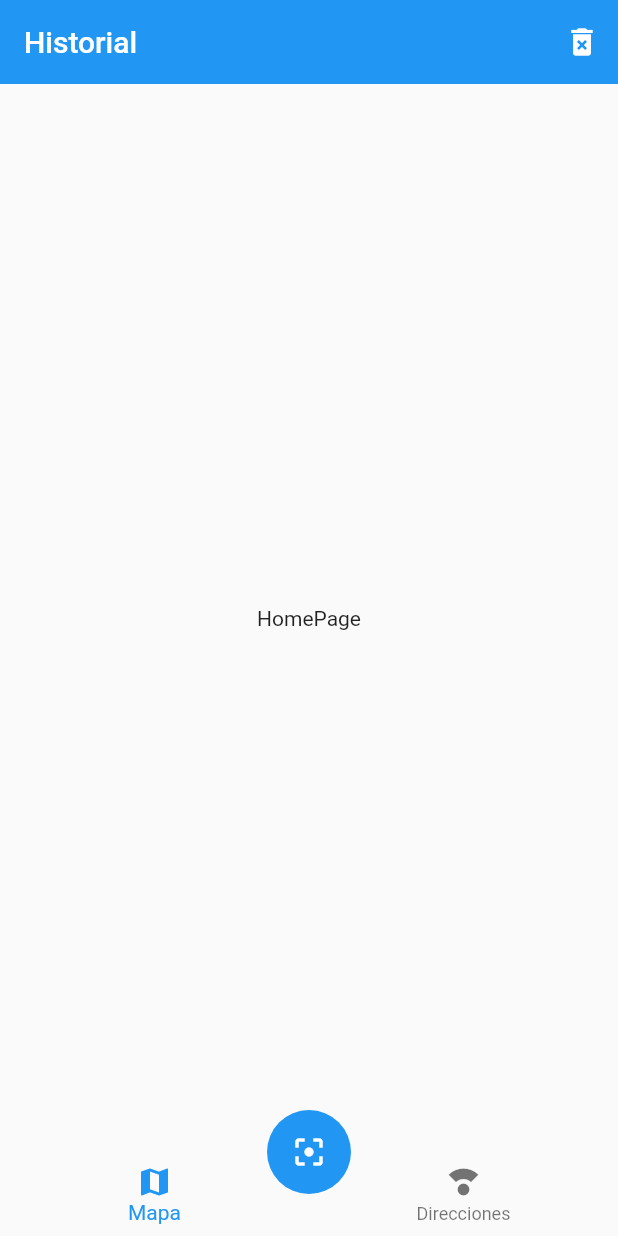
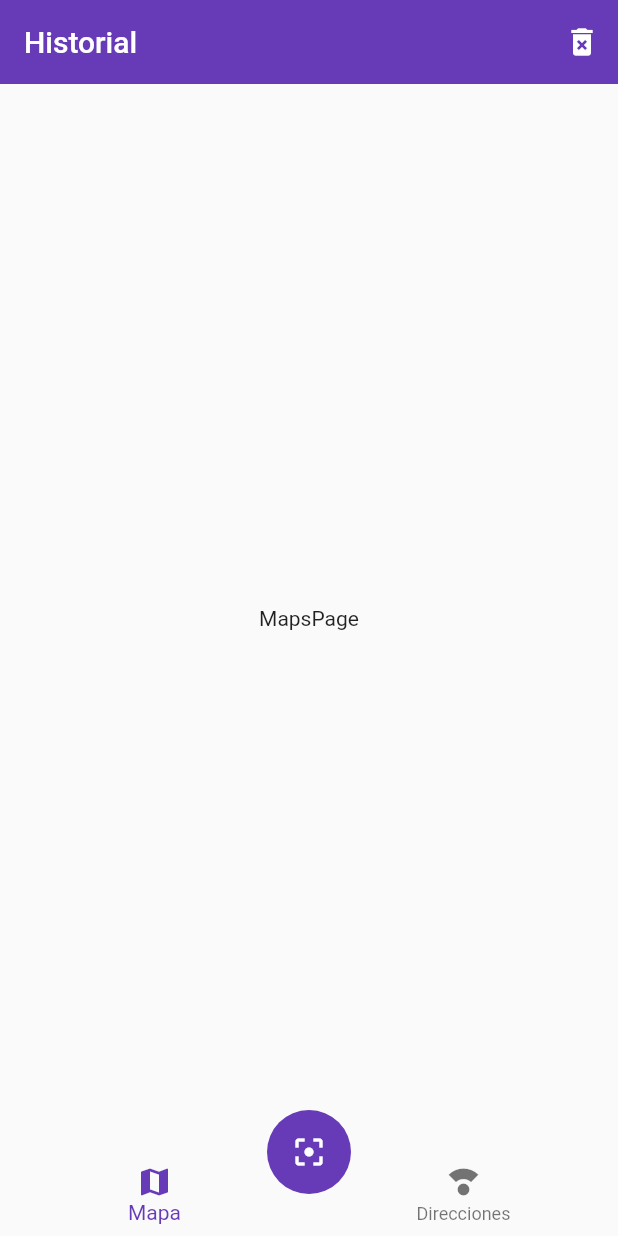
Before and after one commit to isamed92/qr-scanner-flutter, a Flutter app: the screen it shows after launch, on a phone screen of 412 x 824 dp. Run offline on Flutter 3.47's test engine with Material 2 defaults, Android fonts, the phone set to English and light mode, and no system bars.

```diff
--- a/lib/main.dart
+++ b/lib/main.dart
@@ -1,12 +1,20 @@
 import 'package:flutter/material.dart';
+import 'package:provider/provider.dart';
 import 'package:qr_reader/pages/pages.dart';
+import 'package:qr_reader/providers/providers.dart';
 
 void main() => runApp(MyApp());
 
 class MyApp extends StatelessWidget {
   @override
   Widget build(BuildContext context) {
-    return MaterialApp(
+    return MultiProvider(
+      providers: [
+        ChangeNotifierProvider(
+          create: (context) => UiProvider(),
+        ),
+      ],
+      child: MaterialApp(
         debugShowCheckedModeBanner: false,
         title: 'QR Reader',
         initialRoute: 'home',
@@ -14,6 +22,11 @@ class MyApp extends StatelessWidget {
           'home': (context) => const HomePage(),
           'map': (context) => const MapPage(),
         },
+        theme: ThemeData(
+            primarySwatch: Colors.deepPurple,
+            floatingActionButtonTheme: const FloatingActionButtonThemeData(
+                backgroundColor: Colors.deepPurple)),
+      ),
     );
   }
 }
--- /dev/null
+++ b/lib/pages/directions_page.dart
@@ -0,0 +1,12 @@
+import 'package:flutter/material.dart';
+
+class DirectionsPage extends StatelessWidget {
+  const DirectionsPage({Key? key}) : super(key: key);
+
+  @override
+  Widget build(BuildContext context) {
+    return Center(
+      child: Text('DirectionsPage'),
+    );
+  }
+}
--- a/lib/pages/home_page.dart
+++ b/lib/pages/home_page.dart
@@ -1,4 +1,7 @@
 import 'package:flutter/material.dart';
+import 'package:provider/provider.dart';
+import 'package:qr_reader/pages/pages.dart';
+import 'package:qr_reader/providers/providers.dart';
 import 'package:qr_reader/widgets/scan_button.dart';
 import 'package:qr_reader/widgets/widgets.dart';
 
@@ -18,12 +21,29 @@ class HomePage extends StatelessWidget {
           )
         ],
       ),
-      body: const Center(
-        child: Text('HomePage'),
-      ),
+      body: _HomePageBody(),
       bottomNavigationBar: const CustomNavigatorBar(),
       floatingActionButton: const ScanButton(),
       floatingActionButtonLocation: FloatingActionButtonLocation.centerDocked,
     );
   }
 }
+
+class _HomePageBody extends StatelessWidget {
+  @override
+  Widget build(BuildContext context) {
+    //! obtener el selected menu opt
+    final uiProvider = Provider.of<UiProvider>(context);
+
+    final int currentIndex = uiProvider.selectedMenuOpt;
+
+    switch (currentIndex) {
+      case 0:
+        return const MapsPage();
+      case 1:
+        return const DirectionsPage();
+      default:
+        return const MapsPage();
+    }
+  }
+}
--- /dev/null
+++ b/lib/pages/maps_page.dart
@@ -0,0 +1,12 @@
+import 'package:flutter/material.dart';
+
+class MapsPage extends StatelessWidget {
+  const MapsPage({Key? key}) : super(key: key);
+
+  @override
+  Widget build(BuildContext context) {
+    return Center(
+      child: Text('MapsPage'),
+    );
+  }
+}
--- a/lib/pages/pages.dart
+++ b/lib/pages/pages.dart
@@ -1,2 +1,6 @@
+export 'package:qr_reader/pages/directions_page.dart';
+
+export 'package:qr_reader/pages/maps_page.dart';
+
 export 'package:qr_reader/pages/home_page.dart';
 export 'package:qr_reader/pages/map_page.dart';
--- /dev/null
+++ b/lib/providers/providers.dart
@@ -0,0 +1 @@
+export 'package:qr_reader/providers/ui_provider.dart';
--- /dev/null
+++ b/lib/providers/ui_provider.dart
@@ -0,0 +1,14 @@
+import 'package:flutter/material.dart';
+
+class UiProvider extends ChangeNotifier {
+  int _selectedMenuOpt = 0;
+
+  int get selectedMenuOpt {
+    return _selectedMenuOpt;
+  }
+
+  set selectedMenuOpt(int i) {
+    _selectedMenuOpt = i;
+    notifyListeners();
+  }
+}
--- a/lib/widgets/custom_navigator_bar.dart
+++ b/lib/widgets/custom_navigator_bar.dart
@@ -1,12 +1,19 @@
 import 'package:flutter/material.dart';
+import 'package:provider/provider.dart';
+import 'package:qr_reader/providers/providers.dart';
 
 class CustomNavigatorBar extends StatelessWidget {
   const CustomNavigatorBar({Key? key}) : super(key: key);
 
   @override
   Widget build(BuildContext context) {
+    final uiProvider = Provider.of<UiProvider>(context);
+
+    final currentIndex = uiProvider.selectedMenuOpt;
     return BottomNavigationBar(
-      currentIndex: 0,
+      onTap: (value) => uiProvider.selectedMenuOpt =
+          value, //? aqui se llama el set del provider
+      currentIndex: currentIndex,
       elevation: 0,
       items: const <BottomNavigationBarItem>[
         BottomNavigationBarItem(icon: Icon(Icons.map), label: 'Mapa'),
--- a/pubspec.yaml
+++ b/pubspec.yaml
@@ -34,6 +34,8 @@ dependencies:
   # The following adds the Cupertino Icons font to your application.
   # Use with the CupertinoIcons class for iOS style icons.
   cupertino_icons: ^1.0.2
+  provider: ^6.0.3
+
 
 dev_dependencies:
   flutter_test:
```
Also changed, not shown: pubspec.lock. Lines whose indentation alone changed are shown as unchanged.
